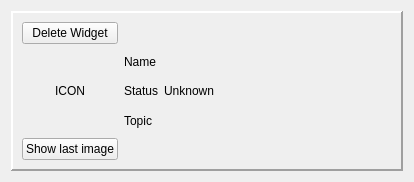
The window that src/application/ui/camera_widget.ui (EduardFrlicka/ICP-Projekt) describes before a commit, drawn with Qt 5.
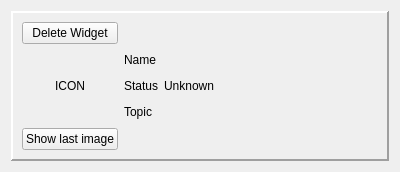
The same window after the commit.

```diff
--- a/src/application/ui/camera_widget.ui
+++ b/src/application/ui/camera_widget.ui
@@ -6,8 +6,8 @@
    <rect>
     <x>0</x>
     <y>0</y>
-    <width>414</width>
-    <height>182</height>
+    <width>400</width>
+    <height>172</height>
    </rect>
   </property>
   <property name="windowTitle">
@@ -92,12 +92,6 @@
         </item>
         <item row="1" column="0">
          <widget class="QLabel" name="icon_label">
-          <property name="minimumSize">
-           <size>
-            <width>75</width>
-            <height>75</height>
-           </size>
-          </property>
           <property name="text">
            <string>ICON</string>
           </property>
```
Left out of the diff: 2 changed lines with no effect on the pictures.
